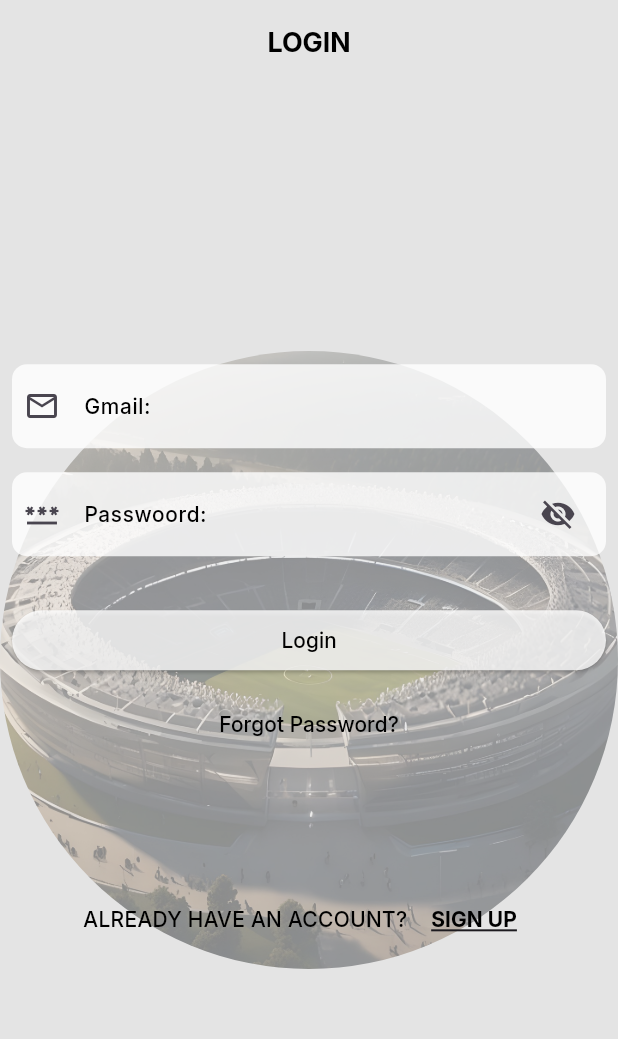
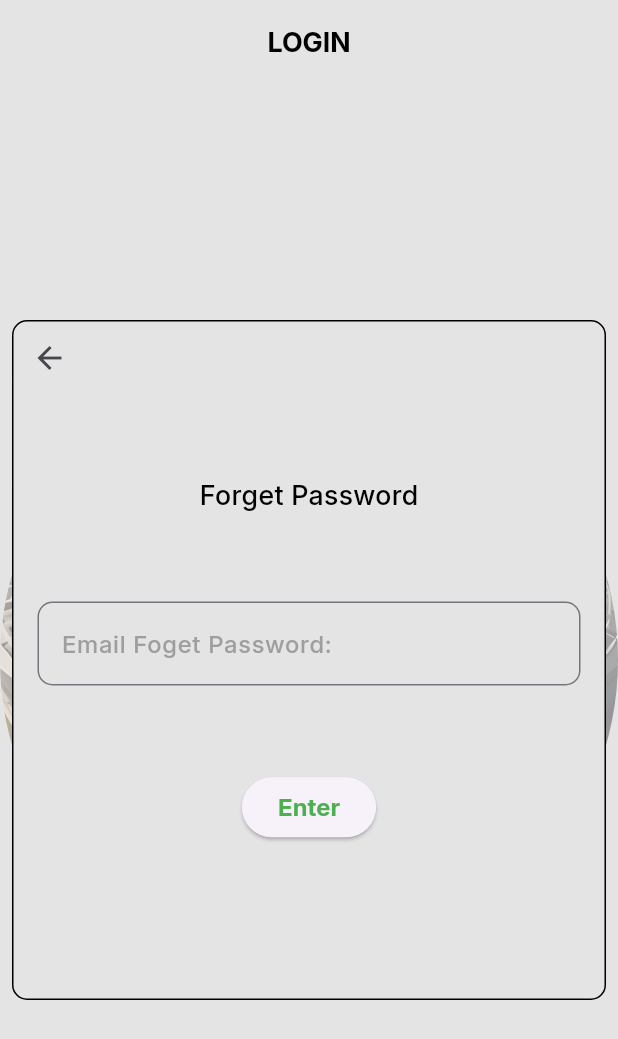
Before and after one commit to jukute2000/demo_firebase_realtime, a Flutter app: the screen it shows after launch, after a tap on "Forgot Password?", on a phone screen of 412 x 824 dp. Shown: the top 1039 px of the screen. Run offline on Flutter 3.47's test engine with Material 3 defaults, Android fonts, the phone set to English and light mode, and no system bars; our stand-ins replace calendar_date_picker2, firebase_auth, firebase_core, firebase_database, get, image_picker and 2 more; accounts and stored records are empty.

Commit message:
update forget password and email verliflied

```diff
--- a/lib/controller/login_signup_controller.dart
+++ b/lib/controller/login_signup_controller.dart
@@ -1,5 +1,8 @@
 import 'package:demo_firebase_realtime/services/auth_firebase.dart';
 import 'package:demo_firebase_realtime/widgets/snackbar_widget.dart';
+import 'package:firebase_auth/firebase_auth.dart';
+import 'package:flutter/cupertino.dart';
+import 'package:flutter/material.dart';
 import 'package:flutter/widgets.dart';
 import 'package:get/get.dart';
 
@@ -10,6 +13,7 @@ class LoginSignupController extends GetxController {
   TextEditingController gmail = TextEditingController();
   TextEditingController username = TextEditingController();
   TextEditingController password = TextEditingController();
+  TextEditingController emailForgetPassword = TextEditingController();
   RxBool isOpcusPassword = true.obs;
   bool? isUserNotNull;
   RxBool isLoading = true.obs;
@@ -17,6 +21,12 @@ class LoginSignupController extends GetxController {
   RxBool isOpcusRePassword = true.obs;
   RxBool isPolicy = false.obs;
   bool isSupportFingerprint = false;
+  RxBool isForgetPassword = false.obs;
+
+  void changeIsForgetPassword(bool isClear) {
+    isForgetPassword.value = !isForgetPassword.value;
+    if (isClear) emailForgetPassword.clear();
+  }
 
   @override
   Future<void> onInit() async {
@@ -51,9 +61,11 @@ class LoginSignupController extends GetxController {
   }
 
   Future<void> loginFingerPrint() async {
-    bool isSuccess = await _auth.checkFingerprint();
-    if (isSuccess) {
+    String isSuccess = await _auth.checkFingerprint();
+    if (isSuccess == "Success") {
       Get.offAndToNamed("userHome");
+    } else if (isSuccess == "Email Not Verified") {
+      await emailNotVerifiled();
     } else {
       Get.showSnackbar(
         SnackbarWidget.snackBarWidget(
@@ -65,11 +77,44 @@ class LoginSignupController extends GetxController {
     }
   }
 
+  Future<void> emailNotVerifiled() async {
+    Get.showSnackbar(
+      SnackbarWidget.snackBarWidget(
+        title: "Fail",
+        message: "Email not verifiled and send email verifiled",
+        isSuccess: false,
+      ),
+    );
+    await FirebaseAuth.instance.currentUser!.sendEmailVerification();
+  }
+
   void resetTextEdit() {
     gmail.clear();
     username.clear();
     password.clear();
     rePassword.clear();
+  }
+
+  Future<void> forgetPassword() async {
+    Get.showSnackbar(
+      SnackbarWidget.snackBarWidget(
+        title: "Success",
+        message: "Reset password sent ${emailForgetPassword.text}",
+        isSuccess: true,
+      ),
+    );
+    changeIsForgetPassword(false);
+    String isSuccess = await _auth.forgetPassword(emailForgetPassword.text);
+    if (isSuccess != "Success") {
+      Get.showSnackbar(
+        SnackbarWidget.snackBarWidget(
+          title: "Fail",
+          message: isSuccess,
+          isSuccess: false,
+        ),
+      );
+    }
+    emailForgetPassword.clear();
   }
 
   Future<void> onSubmitLogin() async {
@@ -90,6 +135,8 @@ class LoginSignupController extends GetxController {
           isSuccess: true,
         );
         Get.offAndToNamed("/userHome");
+      } else if (message == "Email Not Verified") {
+        await emailNotVerifiled();
       } else {
         Get.showSnackbar(
           SnackbarWidget.snackBarWidget(
@@ -114,7 +161,9 @@ class LoginSignupController extends GetxController {
             isSuccess: true,
           ),
         );
-        Get.offAndToNamed("/authorHome");
+        await emailNotVerifiled();
+      } else if (message == "Email Not Verifiled") {
+        await emailNotVerifiled();
       } else {
         Get.showSnackbar(
           SnackbarWidget.snackBarWidget(
--- a/lib/services/auth_firebase.dart
+++ b/lib/services/auth_firebase.dart
@@ -23,7 +23,8 @@ class AuthFirebase {
         email: email,
         password: password,
       );
-      await _auth.currentUser!.updateDisplayName("name");
+      await _auth.currentUser!.updateDisplayName(name);
+      await _auth.currentUser!.sendEmailVerification();
       return "Success";
     } on FirebaseAuthException catch (e) {
       return e.message!;
@@ -35,7 +36,7 @@ class AuthFirebase {
     return isSupport;
   }
 
-  Future<bool> checkFingerprint() async {
+  Future<String> checkFingerprint() async {
     bool isAuthenticated = false;
     try {
       isAuthenticated = await auth.authenticate(
@@ -48,7 +49,9 @@ class AuthFirebase {
     } catch (e) {
       print(e);
     }
-    return isAuthenticated;
+    return isAuthenticated && _auth.currentUser!.emailVerified
+        ? "Success"
+        : "Email Not Verified";
   }
 
   Future<String> uploadAvatar(String idUser, File imageFile) async {
@@ -74,8 +77,10 @@ class AuthFirebase {
 
   Future<String> loginAccount(String email, String password) async {
     try {
-      await _auth.signInWithEmailAndPassword(email: email, password: password);
-      return "Success";
+      UserCredential user = await _auth.signInWithEmailAndPassword(
+          email: email, password: password);
+      bool isEmailVerifield = user.user!.emailVerified;
+      return isEmailVerifield ? "Success" : "Email Not Verified";
     } on FirebaseAuthException catch (e) {
       return "${e.message}";
     }
@@ -102,9 +107,27 @@ class AuthFirebase {
   Future<bool> checkUserNotNull() async {
     User? user = FirebaseAuth.instance.currentUser;
     if (user != null) {
-      return true;
+      bool isEmailVerified = user.emailVerified;
+      return isEmailVerified;
     }
     return false;
+  }
+
+  Future<String> forgetPassword(String email) async {
+    try {
+      await _auth.sendPasswordResetEmail(email: email);
+      return "Success";
+    } on FirebaseAuthException catch (e) {
+      if (e.code == 'user-not-found') {
+        return 'No user found with this email.';
+      } else if (e.code == 'invalid-email') {
+        return 'The email address is not valid.';
+      } else {
+        return 'An error occurred. Please try again.';
+      }
+    } catch (e) {
+      return 'An error occurred. Please try again.';
+    }
   }
 
   Future<Auth> getUser() async {
--- a/lib/view/login_signup_view.dart
+++ b/lib/view/login_signup_view.dart
@@ -278,8 +278,8 @@ class LoginSignupView extends StatelessWidget {
                                 controller.isUserNotNull! &&
                                 controller.isSupportFingerprint)
                               IconButton(
-                                onPressed: () {
-                                  controller.loginFingerPrint();
+                                onPressed: () async {
+                                  await controller.loginFingerPrint();
                                 },
                                 icon: SizedBox(
                                   width: size.width * 0.1,
@@ -294,7 +294,9 @@ class LoginSignupView extends StatelessWidget {
                               ),
                             if (controller.isPageLogin.value)
                               TextButton(
-                                onPressed: () {},
+                                onPressed: () {
+                                  controller.changeIsForgetPassword(true);
+                                },
                                 child: Text(
                                   "Forgot Password?",
                                   style: TextStyles.medium(
@@ -340,6 +342,94 @@ class LoginSignupView extends StatelessWidget {
                       ),
                     ),
                   ),
+          ),
+          Obx(
+            () => controller.isForgetPassword.value
+                ? Align(
+                    alignment: Alignment.center,
+                    child: Container(
+                      margin: AppTheme.padding8px,
+                      width: size.width,
+                      height: size.height * 0.55,
+                      decoration: BoxDecoration(
+                        color: AppTheme.primaryColor,
+                        borderRadius: BorderRadius.circular(10),
+                        border: Border.all(
+                          color: Colors.black,
+                        ),
+                      ),
+                      child: Stack(
+                        children: [
+                          Column(
+                            crossAxisAlignment: CrossAxisAlignment.center,
+                            mainAxisAlignment: MainAxisAlignment.center,
+                            children: [
+                              Text(
+                                "Forget Password",
+                                style: TextStyles.medium(
+                                  18,
+                                  Colors.black,
+                                  TextDecoration.none,
+                                ),
+                              ),
+                              SizedBox(
+                                height: size.height * 0.05,
+                              ),
+                              Padding(
+                                padding: AppTheme.padding16px,
+                                child: TextField(
+                                  controller: controller.emailForgetPassword,
+                                  keyboardType: TextInputType.emailAddress,
+                                  cursorColor: Colors.grey,
+                                  decoration: InputDecoration(
+                                    labelText: "Email Foget Password:",
+                                    labelStyle: TextStyles.medium(
+                                      16,
+                                      Colors.grey,
+                                      TextDecoration.none,
+                                    ),
+                                    focusedBorder: const OutlineInputBorder(
+                                      borderSide: BorderSide(
+                                        color: Colors.black,
+                                      ),
+                                    ),
+                                    border: OutlineInputBorder(
+                                      borderRadius: BorderRadius.circular(10),
+                                    ),
+                                  ),
+                                ),
+                              ),
+                              SizedBox(
+                                height: size.height * 0.05,
+                              ),
+                              ElevatedButton(
+                                onPressed: () {
+                                  controller.forgetPassword();
+                                },
+                                child: Text(
+                                  "Enter",
+                                  style: TextStyles.bold(
+                                    16,
+                                    Colors.green,
+                                    TextDecoration.none,
+                                  ),
+                                ),
+                              )
+                            ],
+                          ),
+                          Align(
+                            alignment: Alignment.topLeft,
+                            child: IconButton(
+                              onPressed: () =>
+                                  controller.changeIsForgetPassword(true),
+                              icon: const Icon(Icons.arrow_back),
+                            ),
+                          )
+                        ],
+                      ),
+                    ),
+                  )
+                : const SizedBox(),
           )
         ],
       ),
--- a/lib/view/user/address_view.dart
+++ b/lib/view/user/address_view.dart
@@ -231,7 +231,7 @@ class AddressView extends StatelessWidget {
                               TextEditWidget(
                                 controller: controller.address,
                                 labelText: "Recipient's address:",
-                                textInputType: TextInputType.phone,
+                                textInputType: TextInputType.streetAddress,
                                 isAdress: true,
                               ),
                               const SizedBox(
```
Also changed, not shown: assets/images/google.png (added).
